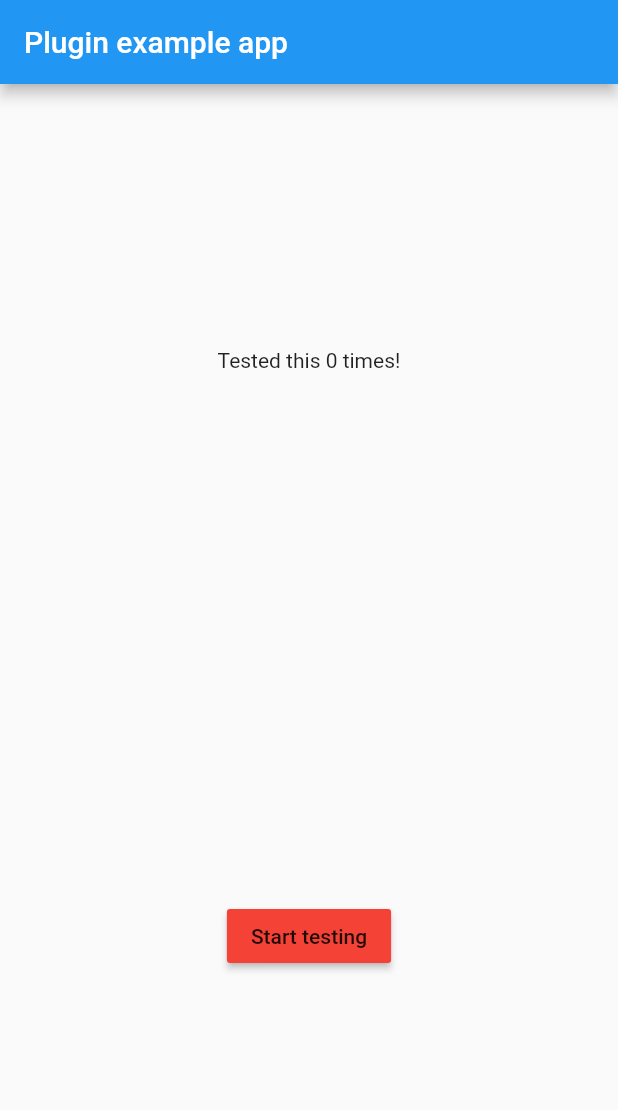
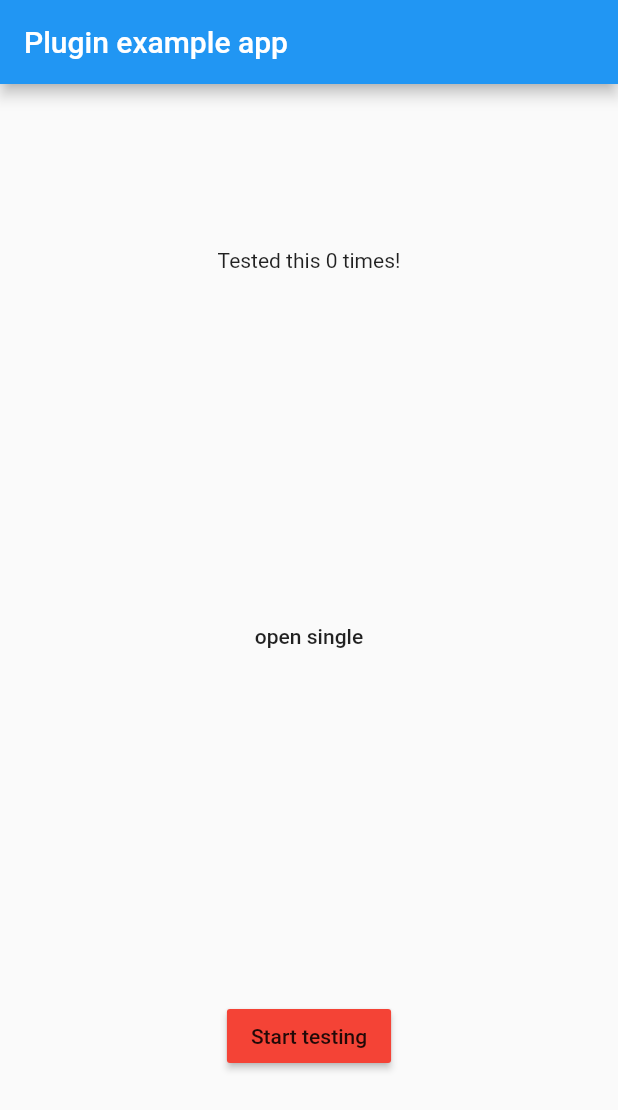
Before and after one commit to tappeddev/tapped_maplibre_flutter, a Flutter app: the screen it shows after launch, on a phone screen of 412 x 824 dp. Shown: the top 1110 px of the screen. Run offline on Flutter 3.47's test engine with Material 2 defaults, Android fonts, the phone set to English and light mode, and no system bars; our stand-ins replace plugin_platform_interface; missing offline and left inert: dart:html.

Commit message:
add button for toggeling single map

```diff
--- a/example/lib/main.dart
+++ b/example/lib/main.dart
@@ -31,6 +31,14 @@ class _MyAppState extends State<MyApp> {
               mainAxisAlignment: MainAxisAlignment.spaceAround,
               children: [
                 Text("Tested this $_counter times!"),
+                MaterialButton(
+                  onPressed: () {
+                    Navigator.of(context).push(
+                      MaterialPageRoute(builder: (_) => const _MapScreen()),
+                    );
+                  },
+                  child: Text("open single"),
+                ),
                 MaterialButton(
                   color: Colors.red,
                   child: Text("Start testing"),
```
